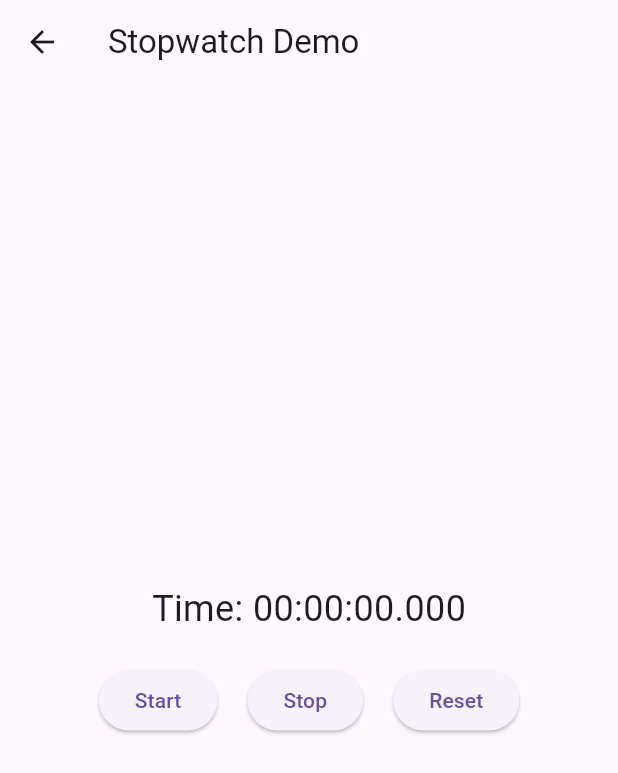
After one commit to SadakatulShakil/EMS-System, a Flutter app: the StopwatchPage screen opened directly, on a phone screen of 412 x 824 dp. The commit adds this screen. Shown: the top 773 px of the screen. Run offline on Flutter 3.47's test engine with Material 3 defaults, Android fonts, the phone set to English and light mode, and no system bars; our stand-ins replace fl_chart, geolocator, get, google_nav_bar, image_picker, line_icons and 4 more; missing offline and left inert: network_info_plus; accounts and stored records are empty; network calls fail.

```diff
--- /dev/null
+++ b/lib/Model/checkin_model.dart
@@ -0,0 +1,46 @@
+import 'package:meta/meta.dart';
+import 'dart:convert';
+
+CheckInModel checkInModelFromJson(String str) => CheckInModel.fromJson(json.decode(str));
+
+String checkInModelToJson(CheckInModel data) => json.encode(data.toJson());
+
+class CheckInModel {
+  final String status;
+  final Data data;
+  final String message;
+
+  CheckInModel({
+    required this.status,
+    required this.data,
+    required this.message,
+  });
+
+  factory CheckInModel.fromJson(Map<String, dynamic> json) => CheckInModel(
+    status: json["status"],
+    data: Data.fromJson(json["data"]),
+    message: json["message"],
+  );
+
+  Map<String, dynamic> toJson() => {
+    "status": status,
+    "data": data.toJson(),
+    "message": message,
+  };
+}
+
+class Data {
+  final DateTime checkin;
+
+  Data({
+    required this.checkin,
+  });
+
+  factory Data.fromJson(Map<String, dynamic> json) => Data(
+    checkin: DateTime.parse(json["checkin"]),
+  );
+
+  Map<String, dynamic> toJson() => {
+    "checkin": checkin.toIso8601String(),
+  };
+}
--- /dev/null
+++ b/lib/Model/checkout_model.dart
@@ -0,0 +1,46 @@
+import 'package:meta/meta.dart';
+import 'dart:convert';
+
+CheckOutModel checkOutModelFromJson(String str) => CheckOutModel.fromJson(json.decode(str));
+
+String checkOutModelToJson(CheckOutModel data) => json.encode(data.toJson());
+
+class CheckOutModel {
+  final String status;
+  final Data data;
+  final String message;
+
+  CheckOutModel({
+    required this.status,
+    required this.data,
+    required this.message,
+  });
+
+  factory CheckOutModel.fromJson(Map<String, dynamic> json) => CheckOutModel(
+    status: json["status"],
+    data: Data.fromJson(json["data"]),
+    message: json["message"],
+  );
+
+  Map<String, dynamic> toJson() => {
+    "status": status,
+    "data": data.toJson(),
+    "message": message,
+  };
+}
+
+class Data {
+  final DateTime checkout;
+
+  Data({
+    required this.checkout,
+  });
+
+  factory Data.fromJson(Map<String, dynamic> json) => Data(
+    checkout: DateTime.parse(json["checkout"]),
+  );
+
+  Map<String, dynamic> toJson() => {
+    "checkout": checkout.toIso8601String(),
+  };
+}
--- a/lib/screen/Profile/profile_screen.dart
+++ b/lib/screen/Profile/profile_screen.dart
@@ -1,4 +1,5 @@
 import 'package:employe_management_system/providers/auth_provider.dart';
+import 'package:employe_management_system/screen/Profile/widget/stopwatch.dart';
 import 'package:flutter/material.dart';
 import 'package:loading_animation_widget/loading_animation_widget.dart';
 import 'package:provider/provider.dart';
@@ -34,7 +35,7 @@ class _ProfileScreenState extends State<ProfileScreen> {
             Align(
               alignment: Alignment.center,
               child: CircleAvatar(
-                backgroundImage: NetworkImage(profileData.data.photo !=''?profileData.data.photo:'https://i.pinimg.com/736x/d2/98/4e/d2984ec4b65a8568eab3dc2b640fc58e.jpg'),
+                backgroundImage: NetworkImage(profileData.data.photo !=null?profileData.data.photo:'https://i.pinimg.com/736x/d2/98/4e/d2984ec4b65a8568eab3dc2b640fc58e.jpg'),
                 radius: 60,
               ),
             ),
@@ -210,6 +211,7 @@ class _ProfileScreenState extends State<ProfileScreen> {
             GestureDetector(
               onTap: () {
                 //Navigator.of(context).push(MaterialPageRoute(builder: (context) => BarChartSample2()));
+                Navigator.of(context).push(MaterialPageRoute(builder: (context) => StopwatchPage()));
               },
               child: Padding(
                 padding: const EdgeInsets.only(left: 8.0, right: 8),
--- a/lib/screen/Profile/update_profile.dart
+++ b/lib/screen/Profile/update_profile.dart
@@ -141,9 +141,9 @@ class ProfileUpdateScreenState extends State<ProfileUpdateScreen> {
                             child:
                                 file != null
                                 ? Image.file(file!, width: 100, height: 100,fit: BoxFit.cover,)
-                                :file == null && profileData.data.photo != ''
+                                :file == null && profileData.data.photo !=null
                                 ?Image.network(profileData.data.photo, width: 100, height: 100,)
-                                :Image.network('https://i.pinimg.com/736x/d2/98/4e/d2984ec4b65a8568eab3dc2b640fc58e.jpg')
+                                :Image.network('https://i.pinimg.com/736x/d2/98/4e/d2984ec4b65a8568eab3dc2b640fc58e.jpg', width: 100, height: 100,)
                           ),
                           Positioned(
                             bottom: 0,
--- /dev/null
+++ b/lib/screen/Profile/widget/stopwatch.dart
@@ -0,0 +1,126 @@
+import 'package:flutter/material.dart';
+import 'dart:async';
+import 'package:shared_preferences/shared_preferences.dart';
+
+class StopwatchPage extends StatefulWidget {
+  @override
+  _StopwatchPageState createState() => _StopwatchPageState();
+}
+
+class _StopwatchPageState extends State<StopwatchPage> {
+  bool _isRunning = false;
+  Stopwatch _stopwatch = Stopwatch();
+  Timer? _timer;
+  int _elapsedMilliseconds = 0;
+  late SharedPreferences _prefs;
+  final String _prefsKey = 'stopwatch';
+
+  @override
+  void initState() {
+    super.initState();
+    _loadElapsedTime();
+  }
+
+  void _loadElapsedTime() async {
+    _prefs = await SharedPreferences.getInstance();
+    setState(() {
+      _elapsedMilliseconds = _prefs.getInt(_prefsKey) ?? 0;
+    });
+  }
+
+  void _saveElapsedTime() {
+    _prefs.setInt(_prefsKey, _elapsedMilliseconds);
+  }
+
+  void _startTimer() {
+    if (!_isRunning) {
+      _isRunning = true;
+      _stopwatch.start();
+      _timer = Timer.periodic(Duration(milliseconds: 10), (timer) {
+        setState(() {
+          _elapsedMilliseconds = _stopwatch.elapsedMilliseconds;
+          _saveElapsedTime();
+        });
+      });
+    }
+  }
+
+  void _stopTimer() {
+    if (_isRunning) {
+      _isRunning = false;
+      _stopwatch.stop();
+      _timer?.cancel();
+    }
+  }
+
+  void _resetTimer() {
+    _stopTimer();
+    setState(() {
+      _stopwatch.reset();
+      _elapsedMilliseconds = 0;
+      _saveElapsedTime();
+    });
+  }
+
+  @override
+  Widget build(BuildContext context) {
+    return Scaffold(
+      appBar: AppBar(
+        title: Text('Stopwatch Demo'),
+      ),
+      body: Center(
+        child: Column(
+          mainAxisAlignment: MainAxisAlignment.center,
+          children: <Widget>[
+            Text(
+              'Time: ${_formatTime(_elapsedMilliseconds)}',
+              style: TextStyle(fontSize: 24.0),
+            ),
+            SizedBox(height: 20.0),
+            Row(
+              mainAxisAlignment: MainAxisAlignment.center,
+              children: <Widget>[
+                ElevatedButton(
+                  onPressed: _startTimer,
+                  child: Text('Start'),
+                ),
+                SizedBox(width: 20.0),
+                ElevatedButton(
+                  onPressed: _stopTimer,
+                  child: Text('Stop'),
+                ),
+                SizedBox(width: 20.0),
+                ElevatedButton(
+                  onPressed: _resetTimer,
+                  child: Text('Reset'),
+                ),
+              ],
+            ),
+          ],
+        ),
+      ),
+    );
+  }
+
+  String _formatTime(int milliseconds) {
+    int hours = milliseconds ~/ (1000 * 60 * 60);
+    int remainingMilliseconds = milliseconds % (1000 * 60 * 60);
+    int minutes = remainingMilliseconds ~/ (1000 * 60);
+    remainingMilliseconds %= (1000 * 60);
+    int seconds = remainingMilliseconds ~/ 1000;
+    remainingMilliseconds %= 1000;
+
+    String hoursStr = hours.toString().padLeft(2, '0');
+    String minutesStr = minutes.toString().padLeft(2, '0');
+    String secondsStr = seconds.toString().padLeft(2, '0');
+    String millisecondsStr = remainingMilliseconds.toString().padLeft(3, '0');
+
+    return '$hoursStr:$minutesStr:$secondsStr.$millisecondsStr';
+  }
+
+  @override
+  void dispose() {
+    _stopTimer();
+    super.dispose();
+  }
+}
--- a/lib/utill/app_constant.dart
+++ b/lib/utill/app_constant.dart
@@ -6,7 +6,8 @@ class AppConstants {
   static const String logOutUrl = '${baseUrl}auth/logout';//https://hda.whosomalia.com/v1/login
   static const String profileData = '${baseUrl}auth/profile';//https://hda.whosomalia.com/v1/profile-details
   static const String updateProfileData = '${baseUrl}auth/profile';//https://hda.whosomalia.com/v1/profile-update
-  static const String attendanceData = '${baseUrl}attendance';//https://hda.whosomalia.com/v1/profile-update
+  static const String checkInData = '${baseUrl}attendance/checkin';//https://hda.whosomalia.com/v1/profile-update
+  static const String checkOutData = '${baseUrl}attendance/checkout';//https://hda.whosomalia.com/v1/profile-update
   static const String leaveTypesData = '${baseUrl}leave-types';//https://hda.whosomalia.com/v1/profile-update
   static const String applyLeave = '${baseUrl}leave-apply';//https://hda.whosomalia.com/v1/profile-update
   //App colors
```
Also changed, not shown: lib/Model/profile_model.dart (+10 -2 lines), lib/providers/attendence_provider.dart (+99 -16 lines), lib/providers/profile_provider.dart (+7 -1 lines), lib/screen/home/home_screen.dart (+35 -29 lines).
